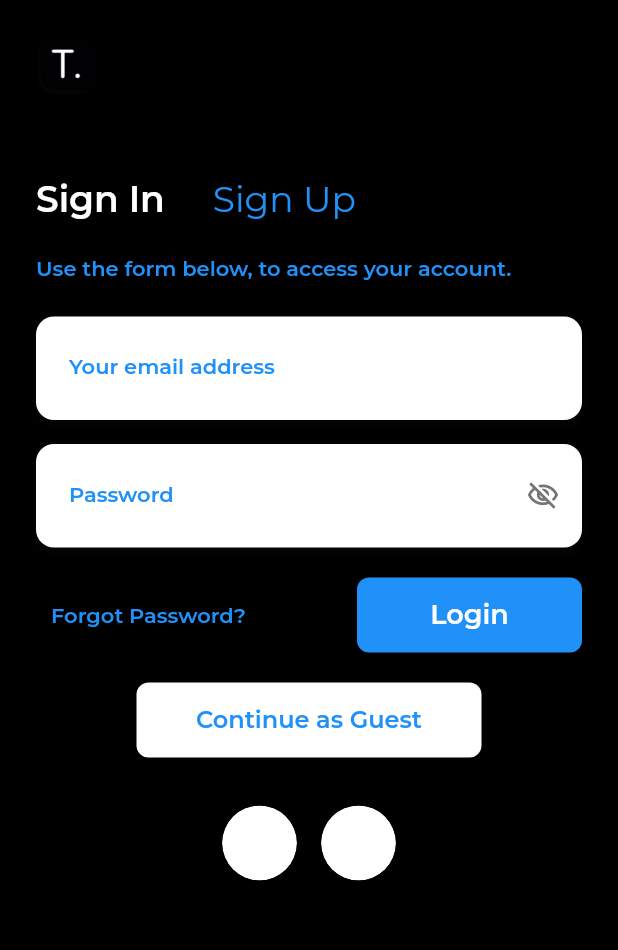
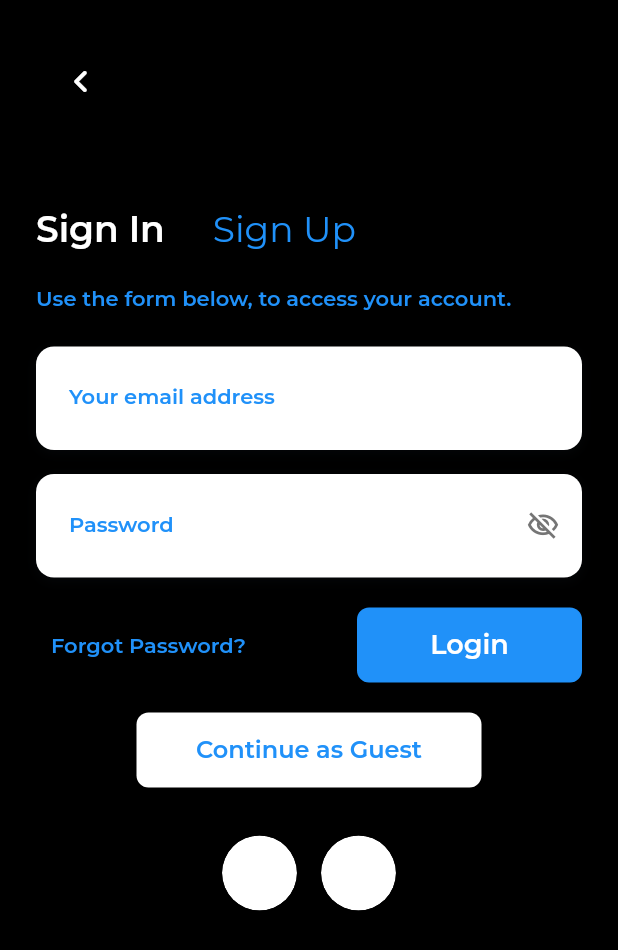
Before and after one commit to abdullahwahid19/Background-Removal-app, a Flutter app: the SignupWidget screen opened by its route, after a tap on "Sign In", on a phone screen of 412 x 824 dp. Shown: the top 950 px of the screen. Run offline on Flutter 3.47's test engine with Material 2 defaults, Android fonts, the phone set to English and light mode, and no system bars; drawn by our look-alikes of auto_size_text; our stand-ins replace built_collection, built_value, cloud_firestore, equatable, file_picker, firebase_auth and 16 more; missing offline and left inert: json_path, mime_type; accounts and stored records are empty; network calls fail.

Commit message:
starting off

```diff
--- a/lib/home_page/home_page_model.dart
+++ b/lib/home_page/home_page_model.dart
@@ -6,12 +6,9 @@ import '/components/intro_widget.dart';
 import '/components/navbar_widget.dart';
 import '/components/page_slider_widget.dart';
 import '/components/pricing_widget.dart';
-import '/flutter_flow/flutter_flow_animations.dart';
 import '/flutter_flow/flutter_flow_theme.dart';
 import '/flutter_flow/flutter_flow_util.dart';
 import 'package:flutter/material.dart';
-import 'package:flutter/scheduler.dart';
-import 'package:flutter_animate/flutter_animate.dart';
 import 'package:google_fonts/google_fonts.dart';
 import 'package:provider/provider.dart';
 
--- a/lib/login/login_widget.dart
+++ b/lib/login/login_widget.dart
@@ -59,11 +59,19 @@ class _LoginWidgetState extends State<LoginWidget> {
                 Row(
                   mainAxisSize: MainAxisSize.max,
                   children: [
-                    Image.asset(
-                      'assets/images/logoTranslation@3x.png',
-                      width: 40.0,
-                      height: 40.0,
-                      fit: BoxFit.cover,
+                    FlutterFlowIconButton(
+                      borderColor: Colors.transparent,
+                      borderRadius: 30.0,
+                      borderWidth: 1.0,
+                      buttonSize: 60.0,
+                      icon: Icon(
+                        Icons.chevron_left_rounded,
+                        color: FlutterFlowTheme.of(context).primaryText,
+                        size: 30.0,
+                      ),
+                      onPressed: () {
+                        print('IconButton pressed ...');
+                      },
                     ),
                   ],
                 ),
--- a/lib/signup/signup_widget.dart
+++ b/lib/signup/signup_widget.dart
@@ -58,11 +58,19 @@ class _SignupWidgetState extends State<SignupWidget> {
               Row(
                 mainAxisSize: MainAxisSize.max,
                 children: [
-                  Image.asset(
-                    'assets/images/logoTranslation@3x.png',
-                    width: 40.0,
-                    height: 40.0,
-                    fit: BoxFit.cover,
+                  FlutterFlowIconButton(
+                    borderColor: Colors.transparent,
+                    borderRadius: 30.0,
+                    borderWidth: 1.0,
+                    buttonSize: 60.0,
+                    icon: Icon(
+                      Icons.chevron_left_rounded,
+                      color: FlutterFlowTheme.of(context).primaryText,
+                      size: 30.0,
+                    ),
+                    onPressed: () {
+                      print('IconButton pressed ...');
+                    },
                   ),
                 ],
               ),
```
Also changed, not shown: lib/flutter_flow/flutter_flow_animations.dart (deleted, +0 -98 lines), lib/home_page/home_page_widget.dart (+1 -31 lines), assets/images/logoTranslation@3x.png (deleted).
